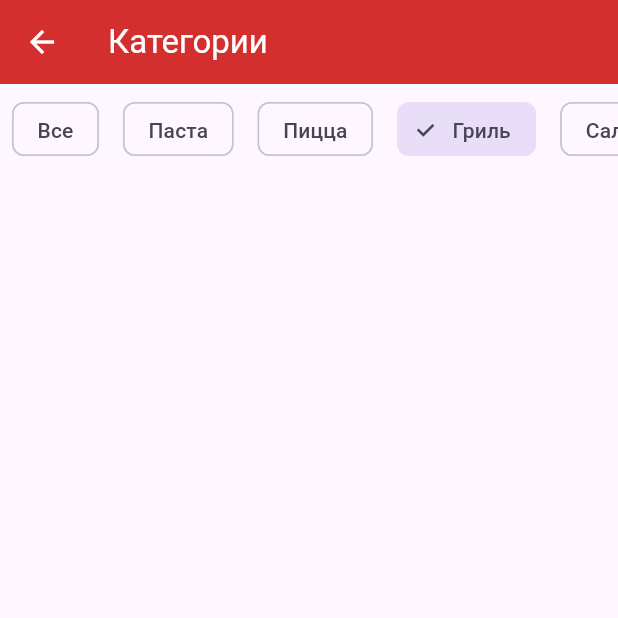
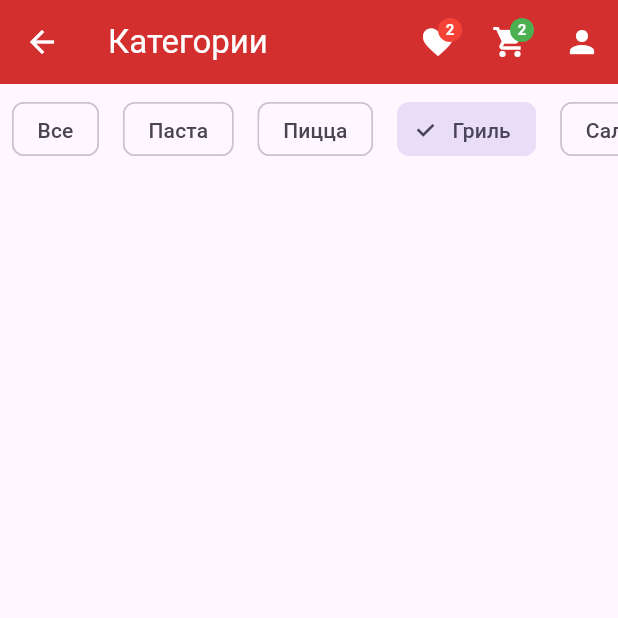
Before and after one commit to yatankek/prac6, a Flutter app: the CategoriesScreen screen opened by its route, swiped to page 4, on a phone screen of 412 x 824 dp, the top half of it. Run offline on Flutter 3.47's test engine with Material 3 defaults, Android fonts, the phone set to English and light mode, and no system bars; our stand-ins replace cached_network_image, get_it, go_router; network calls fail.

Commit message:
Обновление экранов

```diff
--- a/lib/features/menu/presentation/screens/categories_screen.dart
+++ b/lib/features/menu/presentation/screens/categories_screen.dart
@@ -1,8 +1,10 @@
 import 'package:flutter/material.dart';
 import 'package:go_router/go_router.dart';
+import 'package:prac6/features/menu/data/models/dish_model.dart';
 import 'package:prac6/features/menu/data/repositories/menu_repository.dart';
 import 'package:prac6/features/menu/presentation/widgets/dish_card.dart';
-import 'package:prac6/features/menu/data/models/dish_model.dart';
+import 'package:prac6/service_locator.dart';
+import 'package:prac6/app_state.dart';
 
 class CategoriesScreen extends StatefulWidget {
   const CategoriesScreen({super.key});
@@ -12,21 +14,23 @@ class CategoriesScreen extends StatefulWidget {
 }
 
 class _CategoriesScreenState extends State<CategoriesScreen> {
-  final MenuRepository _repository = MenuRepository();
   final PageController _pageController = PageController();
   int _currentPage = 0;
 
   final List<String> categories = ['Все', 'Паста', 'Пицца', 'Гриль', 'Салаты', 'Десерты'];
 
-  List<Dish> _getDishesByCategory(String category) {
-    if (category == 'Все') {
-      return _repository.getAllDishes();
-    }
-    return _repository.getAllDishes().where((dish) => dish.name.contains(category)).toList();
-  }
-
   @override
   Widget build(BuildContext context) {
+    final menuRepository = getIt<MenuRepository>();
+    final appState = AppState.of(context);
+
+    List<Dish> _getDishesByCategory(String category) {
+      if (category == 'Все') {
+        return menuRepository.getAllDishes();
+      }
+      return menuRepository.getAllDishes().where((dish) => dish.name.contains(category)).toList();
+    }
+
     return Scaffold(
       appBar: AppBar(
         title: const Text('Категории'),
@@ -38,6 +42,71 @@ class _CategoriesScreenState extends State<CategoriesScreen> {
             context.pop();
           },
         ),
+        actions: [
+          Stack(
+            children: [
+              IconButton(
+                icon: const Icon(Icons.favorite),
+                onPressed: () {
+                  context.push('/favorites');
+                },
+                tooltip: 'Избранное',
+              ),
+              if (appState.favoriteCount > 0)
+                Positioned(
+                  right: 8,
+                  top: 8,
+                  child: CircleAvatar(
+                    radius: 8,
+                    backgroundColor: Colors.red,
+                    child: Text(
+                      appState.favoriteCount.toString(),
+                      style: const TextStyle(
+                        fontSize: 10,
+                        color: Colors.white,
+                        fontWeight: FontWeight.bold,
+                      ),
+                    ),
+                  ),
+                ),
+            ],
+          ),
+          Stack(
+            children: [
+              IconButton(
+                icon: const Icon(Icons.shopping_cart),
+                onPressed: () {
+                  context.push('/cart');
+                },
+                tooltip: 'Корзина',
+              ),
+              if (appState.cartItemsCount > 0)
+                Positioned(
+                  right: 8,
+                  top: 8,
+                  child: CircleAvatar(
+                    radius: 8,
+                    backgroundColor: Colors.green,
+                    child: Text(
+                      appState.cartItemsCount.toString(),
+                      style: const TextStyle(
+                        fontSize: 10,
+                        color: Colors.white,
+                        fontWeight: FontWeight.bold,
+                      ),
+                    ),
+                  ),
+                ),
+            ],
+          ),
+          IconButton(
+            icon: const Icon(Icons.person),
+            onPressed: () {
+              context.push('/profile');
+            },
+            tooltip: 'Профиль',
+          ),
+        ],
       ),
       body: Column(
         children: [
```
Also changed, not shown: lib/features/menu/presentation/screens/cart_screen.dart (+29 -17 lines), lib/features/menu/presentation/screens/menu_screen.dart (+28 -3 lines), lib/features/menu/presentation/screens/profile_screen.dart (+3 -5 lines).
